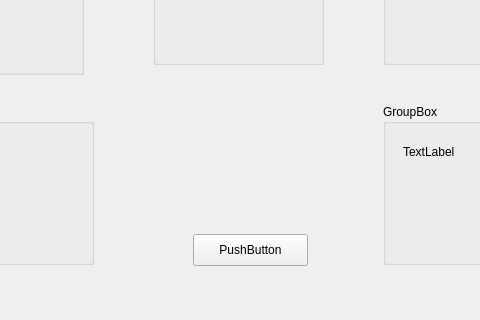
Qt form mainwindow.ui (maxoup59/Neural) before a commit; both pictures show x 97 to 577 and y 123 to 443 of the 671 by 443 pixel window.
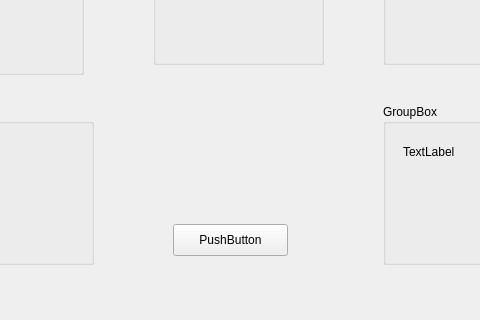
The same form after that commit.

```diff
--- a/mainwindow.ui
+++ b/mainwindow.ui
@@ -17,8 +17,8 @@
    <widget class="QPushButton" name="pushButton">
     <property name="geometry">
      <rect>
-      <x>290</x>
-      <y>340</y>
+      <x>270</x>
+      <y>330</y>
       <width>115</width>
       <height>32</height>
      </rect>
```
